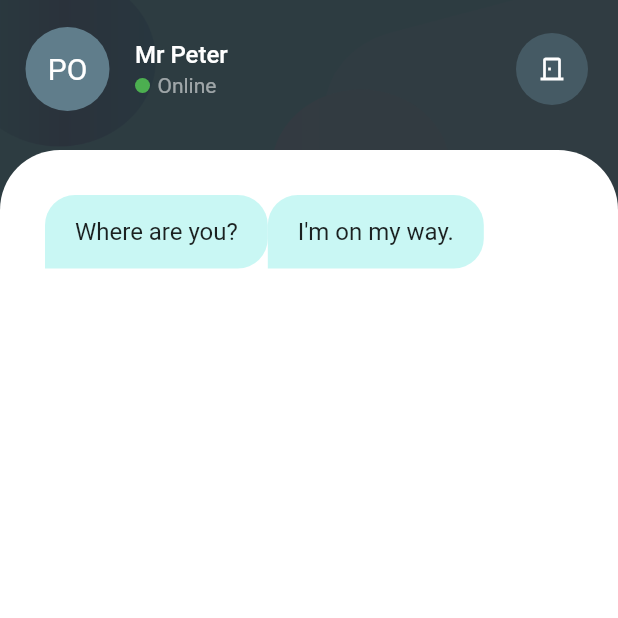
After one commit to iluv27/ghost_talks, a Flutter app: the TextBlob screen opened directly, on a phone screen of 412 x 824 dp, the top half of it. The commit adds this screen. Run offline on Flutter 3.47's test engine with Material 2 defaults, Android fonts, the phone set to English and light mode, and no system bars; our stand-ins replace firebase_auth, firebase_core, modal_progress_hud_nsn; missing offline and left inert: dart:ffi; accounts and stored records are empty.

Commit message:
New commit 16/02

```diff
--- a/lib/chat/chat_screen.dart
+++ b/lib/chat/chat_screen.dart
@@ -105,15 +105,11 @@ class _ChatScreenState extends State<ChatScreen> {
         body: Container(
             decoration: decorationProperty(4),
             child: SafeArea(
-                child: Wrap(children: [
-              SizedBox(
-                height: 750,
-                child: SingleChildScrollView(
                 child: Wrap(
               children: [
                 Padding(
-                        padding: const EdgeInsets.symmetric(
-                            vertical: 30, horizontal: 25),
+                  padding:
+                      const EdgeInsets.symmetric(vertical: 30, horizontal: 25),
                   child: Row(
                     mainAxisAlignment: MainAxisAlignment.spaceBetween,
                     children: [
@@ -168,8 +164,8 @@ class _ChatScreenState extends State<ChatScreen> {
                       ),
                     ),
                     child: Padding(
-                            padding: const EdgeInsets.only(
-                                top: 30.0, left: 30, right: 20),
+                      padding:
+                          const EdgeInsets.only(top: 30.0, left: 30, right: 20),
                       child: Column(
                         crossAxisAlignment: CrossAxisAlignment.start,
                         children: [
@@ -188,8 +184,7 @@ class _ChatScreenState extends State<ChatScreen> {
                               itemCount: items.length,
                               itemBuilder: ((context, index) {
                                 return Padding(
-                                        padding:
-                                            const EdgeInsets.only(top: 15.0),
+                                  padding: const EdgeInsets.only(top: 15.0),
                                   child: Row(
                                     children: [items[index]],
                                   ),
@@ -201,8 +196,7 @@ class _ChatScreenState extends State<ChatScreen> {
                             height: 30,
                           ),
                           Row(
-                                  mainAxisAlignment:
-                                      MainAxisAlignment.spaceBetween,
+                            mainAxisAlignment: MainAxisAlignment.spaceBetween,
                             children: [
                               const Text(
                                 'Recent Chat',
@@ -215,12 +209,10 @@ class _ChatScreenState extends State<ChatScreen> {
                                   style: ButtonStyle(
                                     padding: MaterialStateProperty.all(
                                         const EdgeInsets.symmetric(
-                                                  vertical: 10,
-                                                  horizontal: 20)),
+                                            vertical: 10, horizontal: 20)),
                                     elevation:
                                         const MaterialStatePropertyAll(0),
-                                          backgroundColor:
-                                              MaterialStateProperty.all(
+                                    backgroundColor: MaterialStateProperty.all(
                                         const Color.fromARGB(
                                             255, 184, 237, 234)),
                                     shape: MaterialStateProperty.all<
@@ -256,20 +248,12 @@ class _ChatScreenState extends State<ChatScreen> {
                             height: 8,
                           ),
                           const TextBox(),
-                                const TextBox(),
-                                const TextBox(),
-                                const TextBox(),
-                                const TextBox(),
-                                const TextBox(),
                         ],
                       ),
                     ),
                   ),
                 ),
               ],
-                  ),
-                ),
-              )
-            ]))));
+            ))));
   }
 }
--- a/lib/chat/text_box.dart
+++ b/lib/chat/text_box.dart
@@ -1,5 +1,6 @@
 import 'package:flutter/material.dart';
 import 'package:ghost_talks/constants.dart';
+import 'text_screen.dart';
 
 class TextBox extends StatelessWidget {
   const TextBox({
@@ -10,6 +11,12 @@ class TextBox extends StatelessWidget {
   Widget build(BuildContext context) {
     return Padding(
       padding: const EdgeInsets.only(top: 8.0),
+      child: GestureDetector(
+        onTap: () {
+          Navigator.push(context, MaterialPageRoute(builder: ((context) {
+            return const TextBlob();
+          })));
+        },
         child: Container(
           height: 90,
           decoration: BoxDecoration(
@@ -71,6 +78,7 @@ class TextBox extends StatelessWidget {
                 )),
           ),
         ),
+      ),
     );
   }
 }
--- /dev/null
+++ b/lib/chat/text_screen.dart
@@ -0,0 +1,142 @@
+import 'dart:math';
+
+import 'package:flutter/material.dart';
+import 'package:ghost_talks/constants.dart';
+
+class TextBlob extends StatelessWidget {
+  const TextBlob({super.key});
+
+  @override
+  Widget build(BuildContext context) {
+    return Scaffold(
+        body: Container(
+      height: 800,
+      decoration: decorationProperty(4),
+      child: SafeArea(
+        child: Column(
+          children: [
+            SizedBox(
+              height: 100,
+              child: Padding(
+                  padding: const EdgeInsets.only(top: 10.0, right: 20),
+                  child: ListTile(
+                    horizontalTitleGap: 0,
+                    contentPadding: const EdgeInsets.all(0),
+                    leading: CircleAvatar(
+                      maxRadius: 45,
+                      backgroundColor: Colors.blueGrey,
+                      child: Text(
+                        'PO',
+                        style: kTextStyle(),
+                      ),
+                    ),
+                    title: const Padding(
+                      padding: EdgeInsets.only(top: 8.0),
+                      child: Text(
+                        'Mr Peter',
+                        style: TextStyle(
+                            color: Colors.white, fontWeight: FontWeight.w500),
+                      ),
+                    ),
+                    subtitle: Row(
+                      children: const [
+                        CircleAvatar(
+                          backgroundColor: Colors.green,
+                          radius: 5,
+                        ),
+                        SizedBox(
+                          width: 5,
+                        ),
+                        Text(
+                          'Online',
+                          style: TextStyle(color: Colors.white54),
+                        ),
+                      ],
+                    ),
+                    trailing: Material(
+                      color: Colors.transparent,
+                      child: Ink(
+                        decoration: const ShapeDecoration(
+                          shape: CircleBorder(),
+                          color: Color(0XFF455A64),
+                        ),
+                        child: IconButton(
+                          onPressed: () {
+                            Navigator.pop(context);
+                          },
+                          icon: const Icon(Icons.door_back_door_outlined),
+                          iconSize: 20,
+                          color: Colors.white,
+                        ),
+                      ),
+                    ),
+                  )),
+            ),
+            Expanded(
+              child: Container(
+                width: double.infinity,
+                decoration: const BoxDecoration(
+                  color: Colors.white,
+                  borderRadius: BorderRadius.only(
+                    topRight: Radius.circular(40.0),
+                    topLeft: Radius.circular(40.0),
+                  ),
+                ),
+                child: Padding(
+                  padding:
+                      const EdgeInsets.only(top: 30.0, left: 30, right: 20),
+                  child: Stack(fit: StackFit.loose, children: [
+                    SizedBox(
+                      height: 600,
+                      child: SingleChildScrollView(
+                          child: Wrap(
+                        children: [
+                          Expanded(
+                            child: Container(
+                              padding: const EdgeInsets.symmetric(
+                                  horizontal: 20, vertical: 15),
+                              decoration: const BoxDecoration(
+                                color: Color.fromARGB(255, 201, 247, 244),
+                                borderRadius: BorderRadius.only(
+                                  bottomRight: Radius.circular(20.0),
+                                  topRight: Radius.circular(20.0),
+                                  topLeft: Radius.circular(20.0),
+                                ),
+                              ),
+                              child: const Text(
+                                'Where are you?',
+                                style: TextStyle(fontSize: 16),
+                              ),
+                            ),
+                          ),
+                          Expanded(
+                            child: Container(
+                              padding: const EdgeInsets.symmetric(
+                                  horizontal: 20, vertical: 15),
+                              decoration: const BoxDecoration(
+                                color: Color.fromARGB(255, 201, 247, 244),
+                                borderRadius: BorderRadius.only(
+                                  bottomRight: Radius.circular(20.0),
+                                  topRight: Radius.circular(20.0),
+                                  topLeft: Radius.circular(20.0),
+                                ),
+                              ),
+                              child: const Text(
+                                'I\'m on my way.',
+                                style: TextStyle(fontSize: 16),
+                              ),
+                            ),
+                          )
+                        ],
+                      )),
+                    )
+                  ]),
+                ),
+              ),
+            ),
+          ],
+        ),
+      ),
+    ));
+  }
+}
```
Lines whose indentation alone changed are shown as unchanged.
